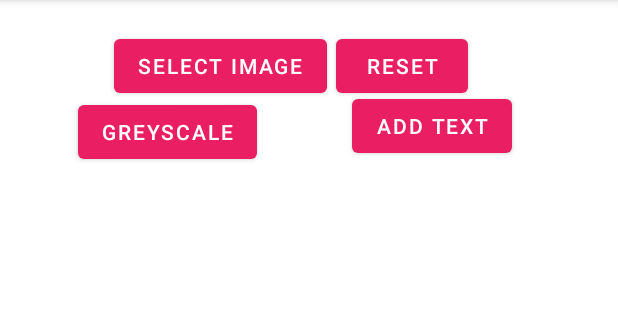
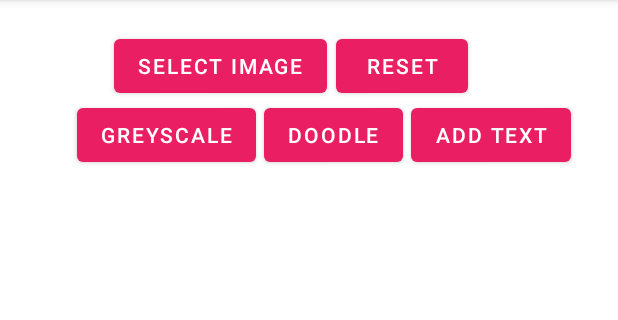
Before and after one commit to jaiakash/ImageEditor, an Android app: the screen it shows after launch (MainActivity), on a phone screen of 412 x 824 dp, the part 84-404 px from its top. Run offline under Robolectric (Android 15) with nearby library versions, the phone set to English and light mode, and no system bars; libraries missing offline, so code that uses them is left out: com.dsphotoeditor.sdk.

Commit message:
Added doodling option.

```diff
--- a/app/src/main/res/layout/activity_main.xml
+++ b/app/src/main/res/layout/activity_main.xml
@@ -35,25 +35,34 @@
         android:id="@+id/bt_greyscale"
         android:layout_width="wrap_content"
         android:layout_height="wrap_content"
-        android:layout_marginStart="36dp"
-        android:layout_marginTop="48dp"
+        android:layout_marginStart="35dp"
+        android:layout_marginTop="50dp"
         android:onClick="toGrayScale"
         android:text="Greyscale"
         app:layout_constraintStart_toStartOf="parent"
         app:layout_constraintTop_toTopOf="parent" />
 
     <Button
+        android:id="@+id/bt_doodle"
+        android:layout_width="wrap_content"
+        android:layout_height="wrap_content"
+        android:layout_marginStart="5dp"
+        android:layout_marginTop="50dp"
+        android:onClick="toDoodle"
+        android:text="Doodle"
+        app:layout_constraintStart_toEndOf="@+id/bt_greyscale"
+        app:layout_constraintTop_toTopOf="parent" />
+
+    <Button
         android:id="@+id/bt_addtext"
         android:layout_width="wrap_content"
         android:layout_height="wrap_content"
-        android:layout_marginStart="63dp"
-        android:layout_marginTop="44dp"
-        android:layout_marginEnd="52dp"
+        android:layout_marginStart="5dp"
+        android:layout_marginTop="50dp"
+        android:layout_marginEnd="20dp"
         android:onClick="toAddText"
         android:text="Add Text"
-        app:layout_constraintEnd_toEndOf="parent"
-        app:layout_constraintHorizontal_bias="0.0"
-        app:layout_constraintStart_toEndOf="@+id/bt_greyscale"
+        app:layout_constraintStart_toEndOf="@+id/bt_doodle"
         app:layout_constraintTop_toTopOf="parent" />
 
     <ImageView
@@ -70,7 +79,7 @@
         android:layout_width="match_parent"
         android:layout_height="match_parent"
         android:layout_alignParentBottom="true"
-        android:layout_marginTop="100dp"
+        android:layout_marginTop="150dp"
         android:layout_marginBottom="8dp"
         android:adjustViewBounds="true"
         android:orientation="horizontal" />
```
Also changed, not shown: app/src/main/java/com/amostrone/akash/imageeditor/EditCanvas.java (+18 -6 lines), app/src/main/java/com/amostrone/akash/imageeditor/MainActivity.java (+30 -21 lines).
